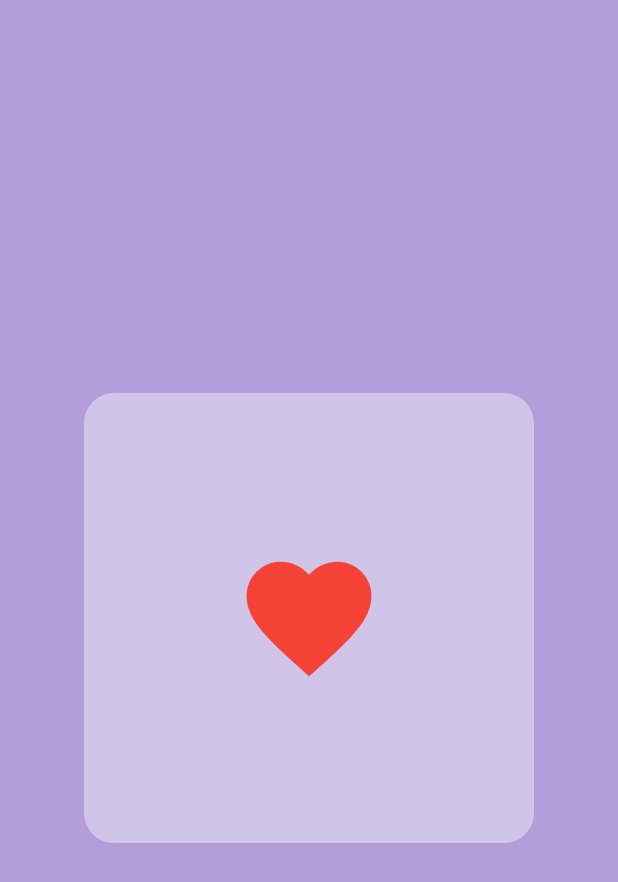
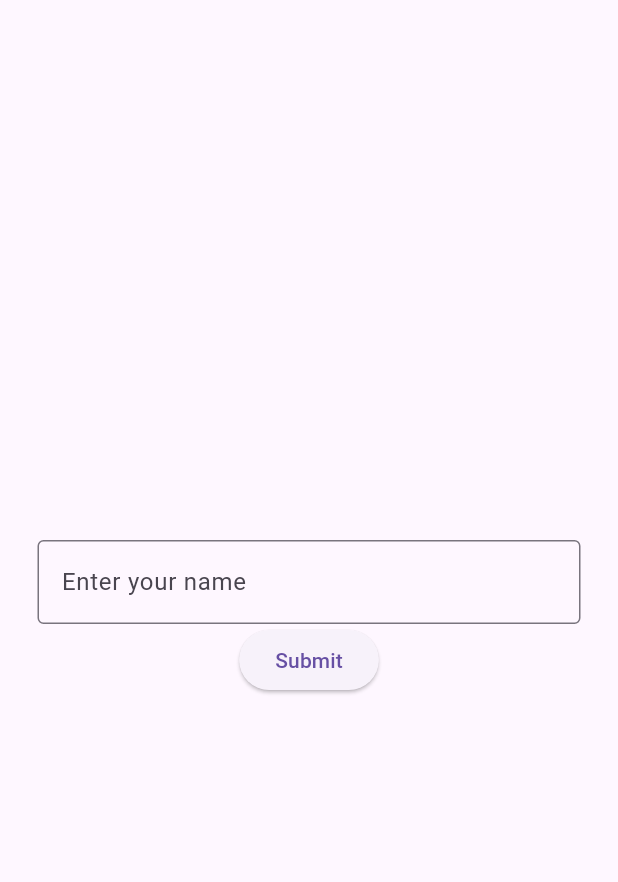
Before and after one commit to vagnerzampieri/flutter_app, a Flutter app: the screen it shows after launch, on a phone screen of 412 x 824 dp. Shown: the top 882 px of the screen. Run offline on Flutter 3.47's test engine with Material 3 defaults, Android fonts, the phone set to English and light mode, and no system bars.

Commit message:
Add field to user input a name and log this output

```diff
--- a/lib/main.dart
+++ b/lib/main.dart
@@ -1,4 +1,5 @@
 import 'package:flutter/material.dart';
+import 'package:flutter_app/pages/todo_page.dart';
 
 void main() {
   runApp(const MyApp());
@@ -9,24 +10,6 @@ class MyApp extends StatelessWidget {
 
   @override
   Widget build(BuildContext context) {
-    return MaterialApp(
-      debugShowCheckedModeBanner: false,
-      home: Scaffold(
-        backgroundColor: Colors.deepPurple[200],
-        body: Center(
-          child: Container(
-            height: 300,
-            width: 300,
-            decoration: BoxDecoration(
-              // curve the corners a bit
-              color: Colors.deepPurple[100],
-              borderRadius: BorderRadius.circular(20),
-            ),
-            padding: EdgeInsets.all(25),
-            child: Icon(Icons.favorite, size: 100, color: Colors.red),
-          ),
-        ),
-      ),
-    );
+    return MaterialApp(debugShowCheckedModeBanner: false, home: TodoPage());
   }
 }
--- /dev/null
+++ b/lib/pages/todo_page.dart
@@ -0,0 +1,40 @@
+import 'package:flutter/material.dart';
+
+class TodoPage extends StatefulWidget {
+  const TodoPage({super.key});
+
+  @override
+  State<TodoPage> createState() => _TodoPageState();
+}
+
+class _TodoPageState extends State<TodoPage> {
+  TextEditingController myController = TextEditingController();
+
+  void greetUser() {
+    print('Hello, ${myController.text}');
+  }
+
+  @override
+  Widget build(BuildContext context) {
+    return Scaffold(
+      body: Center(
+        child: Padding(
+          padding: const EdgeInsets.all(25.0),
+          child: Column(
+            mainAxisAlignment: MainAxisAlignment.center,
+            children: [
+              TextField(
+                controller: myController,
+                decoration: InputDecoration(
+                  border: OutlineInputBorder(),
+                  hintText: 'Enter your name',
+                ),
+              ),
+              ElevatedButton(onPressed: greetUser, child: Text('Submit')),
+            ],
+          ),
+        ),
+      ),
+    );
+  }
+}
```
